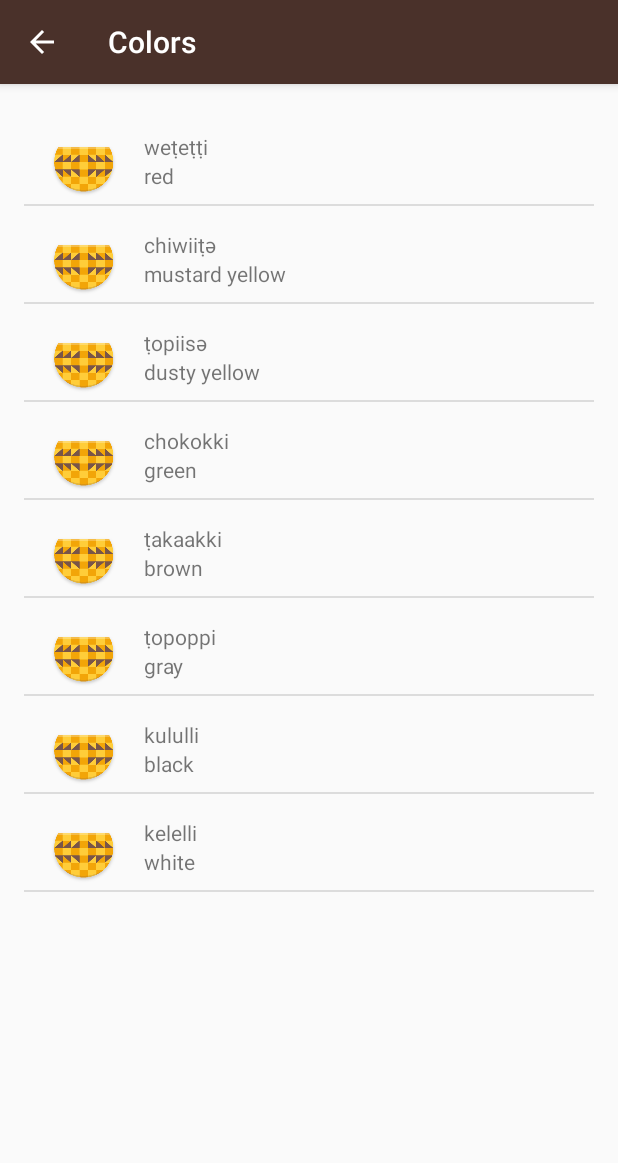
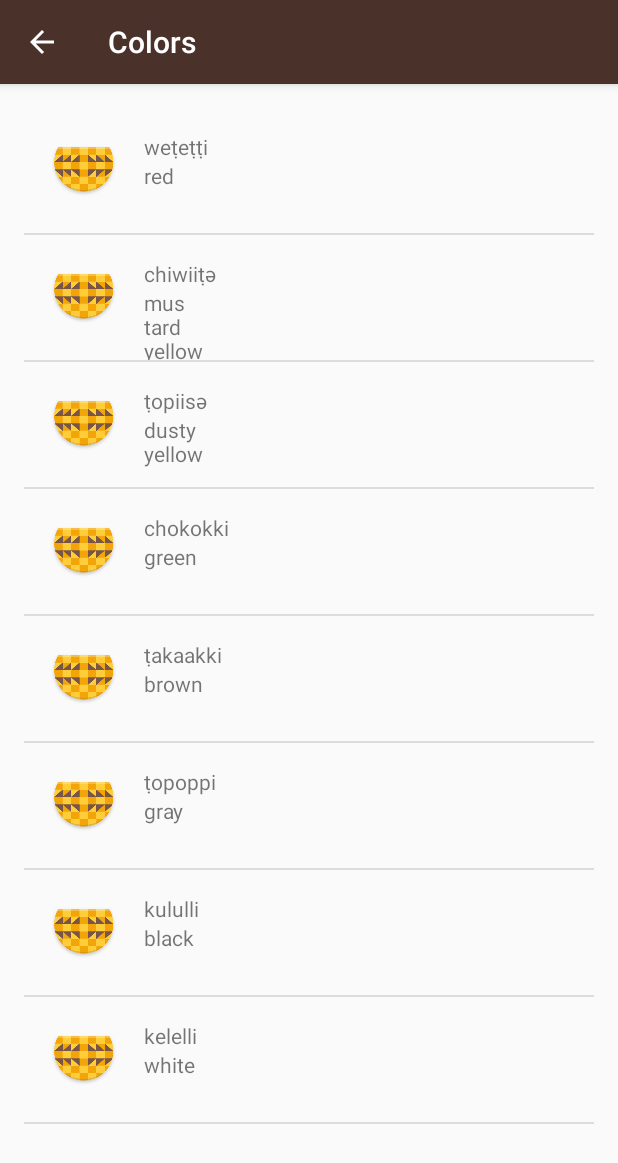
Before and after one commit to AlexBMA/Miwok, an Android app: the ColorsActivity screen opened directly, with no data from a screen before it, on a phone screen of 412 x 824 dp. Shown: the top 1163 px of the screen. Run offline under Robolectric (Android 15) with nearby library versions, the phone set to English and light mode, and no system bars.

Commit message:
update 10

```diff
--- a/app/src/main/res/layout/list_item.xml
+++ b/app/src/main/res/layout/list_item.xml
@@ -28,8 +28,8 @@
 
         <TextView
             android:id="@+id/miwok_text_view_1"
-            android:layout_width="wrap_content"
-            android:layout_height="wrap_content"
+            android:layout_width="48dp"
+            android:layout_height="48dp"
             tools:text="lutti" />
 
     </LinearLayout>
```
